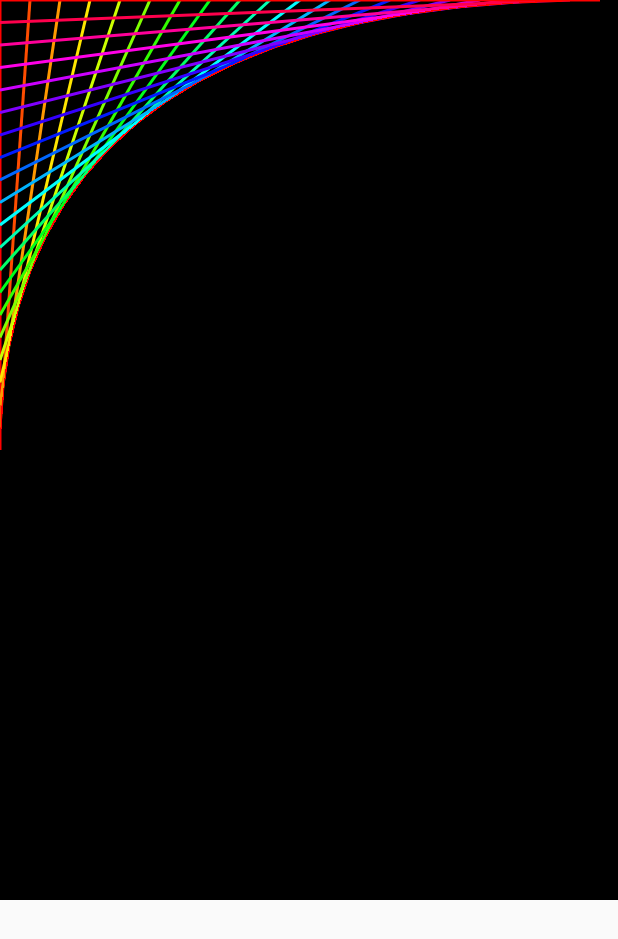
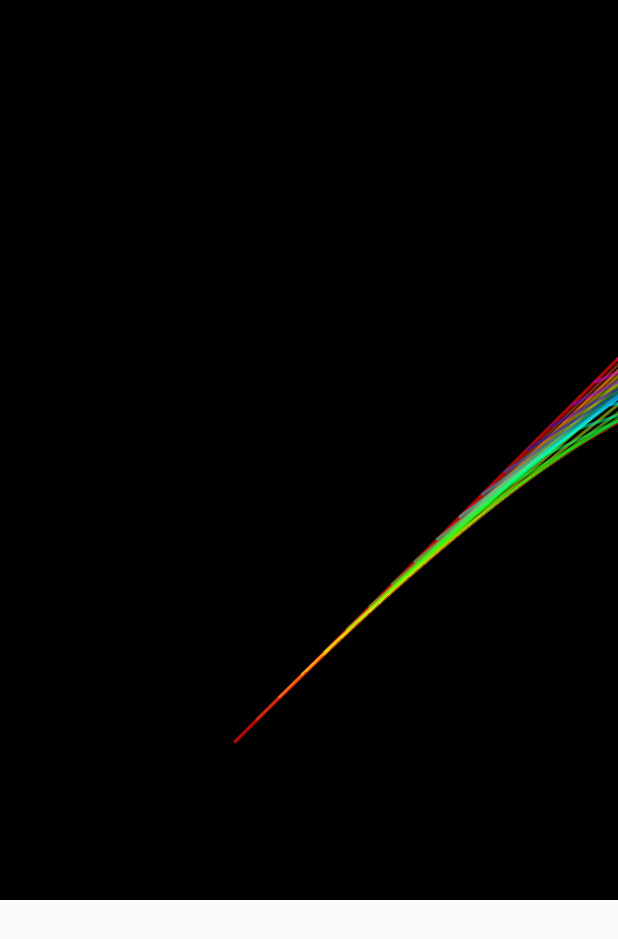
Before and after one commit to hasnentai/Flutter-String-Art, a Flutter app: the screen it shows after launch, on a phone screen of 412 x 824 dp. Shown: the top 939 px of the screen. Run offline on Flutter 3.47's test engine with Material 2 defaults, Android fonts, the phone set to English and light mode, and no system bars.

```diff
--- a/lib/main.dart
+++ b/lib/main.dart
@@ -1,7 +1,7 @@
+import 'dart:math';
 import 'dart:ui';
 
 import 'package:flutter/material.dart';
-import 'package:flutter/rendering.dart';
 
 void main() {
   runApp(MyApp());
@@ -14,8 +14,39 @@ class MyApp extends StatefulWidget {
   State<MyApp> createState() => _MyAppState();
 }
 
-class _MyAppState extends State<MyApp> {
+class _MyAppState extends State<MyApp> with SingleTickerProviderStateMixin {
   Offset mousePointer = const Offset(0.0, 0.0);
+  late AnimationController _controller;
+  List<Partical> _partical = [];
+  static const double height = 600.0;
+  static const double width = 600.0;
+  Size size = const Size(height, width);
+
+  @override
+  void initState() {
+    // TODO: implement initState
+    super.initState();
+
+    _controller =
+        AnimationController(vsync: this, duration: const Duration(days: 365));
+    _controller.forward();
+    Partical p0 = Partical(x: 0, y: 300, size: size);
+    Partical p1 = Partical(x: 300, y: 0, size: size);
+    Partical p2 = Partical(x: 400, y: 0, size: size);
+    Partical p3 = Partical(x: 600, y: 200, size: size);
+
+    _partical.add(p0);
+    _partical.add(p1);
+    _partical.add(p2);
+    _partical.add(p3);
+    _controller.addListener(() {
+      p0.update();
+      p1.update();
+      p2.update();
+      p3.update();
+    });
+  }
+
   @override
   Widget build(BuildContext context) {
     return MaterialApp(
@@ -32,9 +63,14 @@ class _MyAppState extends State<MyApp> {
                 mousePointer = event.localPosition;
               });
             },
-            child: CustomPaint(
-              painter: Curves(mousePointer: mousePointer),
-            ),
+            child: AnimatedBuilder(
+                animation: _controller,
+                builder: ((context, child) {
+                  return CustomPaint(
+                    painter:
+                        Curves(mousePointer: mousePointer, partical: _partical),
+                  );
+                })),
           ),
         ),
       ),
@@ -44,19 +80,39 @@ class _MyAppState extends State<MyApp> {
 
 class Curves extends CustomPainter {
   Offset mousePointer;
-  Curves({required this.mousePointer});
+  List<Partical> partical;
+  Curves({required this.mousePointer, required this.partical});
 
   List<Offset> offSets = [];
-  List<List<Offset>> OffsetList = [];
+  List<Offset> offSets1 = [];
 
-  void quadratic(p0, p1, p2, t) {}
+  Offset quadratic(
+      Partical p0, Partical p1, Partical p2, t, Canvas canvas, Paint paint) {
+    double x1 = lerpDouble(p0.x, p1.x, t) as double;
+    double y1 = lerpDouble(p0.y, p1.y, t) as double;
+    double x2 = lerpDouble(p1.x, p2.x, t) as double;
+    double y2 = lerpDouble(p1.y, p2.y, t) as double;
+    double x = lerpDouble(x1, x2, t) as double;
+    double y = lerpDouble(y1, y2, t) as double;
+    canvas.drawLine(Offset(x1, y1), Offset(x2, y2), paint);
+    return Offset(x, y);
+  }
+
+  Offset cubic(p0, p1, p2, p3, t, Canvas canvas, Paint paint) {
+    Offset v1 = quadratic(p0, p1, p2, t, canvas, paint);
+    Offset v2 = quadratic(p1, p2, p3, t, canvas, paint);
+    double x = lerpDouble(v1.dx, v2.dx, t) as double;
+    double y = lerpDouble(v1.dy, v2.dy, t) as double;
+    canvas.drawLine(v1, v2, paint);
+    return Offset(x, y);
+  }
 
   @override
   void paint(Canvas canvas, Size size) {
-    Offset p0 = const Offset(0, 300);
-    Offset p1 = Offset(mousePointer.dx, mousePointer.dy);
-    Offset p2 = const Offset(400, 0);
-    Offset p3 = const Offset(600, 300);
+    Partical p0 = partical[0];
+    Partical p1 = partical[1];
+    Partical p2 = partical[2];
+    Partical p3 = partical[3];
 
     double delta = 0.05;
 
@@ -70,16 +126,11 @@ class Curves extends CustomPainter {
 
     for (double t = 0; t <= 1.00001; t += delta) {
       paint1Stroke.color =
-          HSVColor.fromAHSV(1, (t  * 360).roundToDouble(), 1, 1).toColor();
+          HSVColor.fromAHSV(0.5, (t * 360).roundToDouble(), 1, 1).toColor();
 
-      double x1 = lerpDouble(p0.dx, p1.dx, t) as double;
-      double y1 = lerpDouble(p0.dy, p1.dy, t) as double;
-      double x2 = lerpDouble(p1.dx, p2.dx, t) as double;
-      double y2 = lerpDouble(p1.dy, p2.dy, t) as double;
-      double x = lerpDouble(x1, x2, t) as double;
-      double y = lerpDouble(y1, y2, t) as double;
-      canvas.drawLine(Offset(x1, y1), Offset(x2, y2), paint1Stroke);
-      offSets.add(Offset(x, y));
+      //canvas.drawLine(Offset(x1, y1), Offset(x2, y2), paint1Stroke);
+
+      offSets.add(cubic(p0, p1, p2, p3, t, canvas, paint1Stroke));
     }
 
     Vertices v1 = Vertices(VertexMode.triangleStrip, offSets);
@@ -92,3 +143,25 @@ class Curves extends CustomPainter {
     return true;
   }
 }
+
+class Partical {
+  Random random = Random();
+  late double x;
+  late double y;
+  late int dx = random.nextInt(3 - (-3));
+  late int dy = random.nextInt(3 - (-3));
+  Size size;
+
+  Partical({required this.x, required this.y, required this.size});
+
+  void update() {
+    x += dx;
+    y += dy;
+    if (x >= size.width || y < 0) {
+      dx *= -1;
+    }
+    if (y >= size.height || y < 0) {
+      dy *= -1;
+    }
+  }
+}
```
